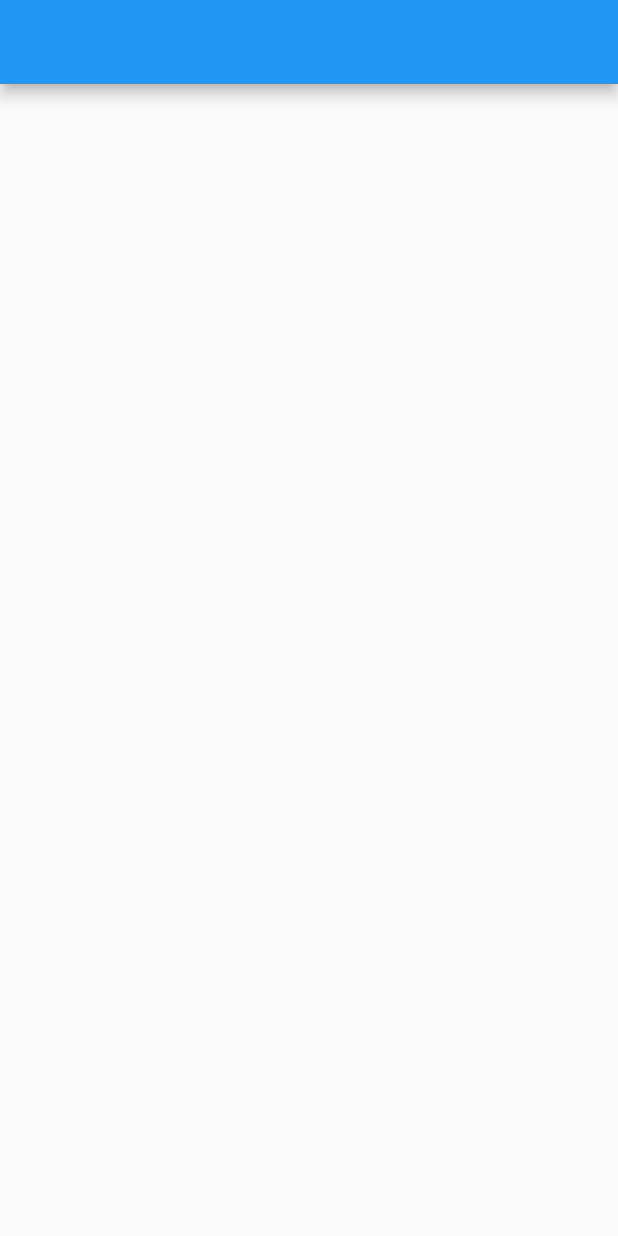
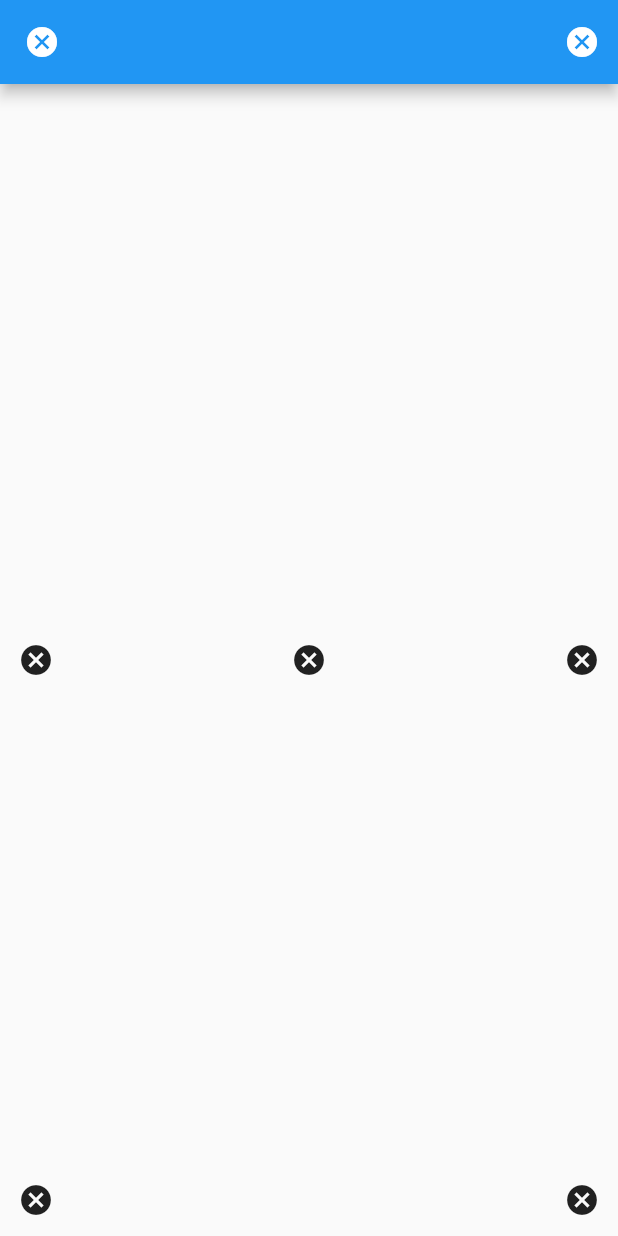
Before and after one commit to matrixdekoder/flutter_ui_challenge_radial_menu, a Flutter app: the screen it shows after launch, on a phone screen of 412 x 824 dp. Run offline on Flutter 3.47's test engine with Material 2 defaults, Android fonts, the phone set to English and light mode, and no system bars.

```diff
--- a/lib/main.dart
+++ b/lib/main.dart
@@ -16,22 +16,112 @@ class MyApp extends StatelessWidget {
 }
 
 class MyHomePage extends StatefulWidget {
-
   @override
   _MyHomePageState createState() => new _MyHomePageState();
 }
 
 class _MyHomePageState extends State<MyHomePage> {
+  final topLeft = "TOP_LEFT";
+  final topRight = "TOP_RIGHT";
+  final middleLeft = "MIDDLE_LEFT";
+  final middleRight = "MIDDLE_RIGHT";
+  final bottomLeft = "BOTTOM_LEFT";
+  final bottomRight = "BOTTOM_RIGHT";
+  final center = "CENTER";
+
+  bool isShowingMenu = false;
+
+  void showMenu(String location) {
+    if (!isShowingMenu) {
+      // TODO: show menu for location
+      print('Opening menu for $location');
+    }
+  }
 
   @override
   Widget build(BuildContext context) {
     return new Scaffold(
-      appBar: new AppBar(
-        title: new Text(''),
-      ),
-      body: new Center(
+        appBar: new AppBar(
+          leading: new IconButton(
+              icon: new Icon(
+                Icons.cancel,
+              ),
+              onPressed: () {
+                showMenu(topLeft);
+              }),
+          title: new Text(''),
+          actions: <Widget>[
+            new IconButton(
+                icon: new Icon(
+                  Icons.cancel,
+                ),
+                onPressed: () {
+                  showMenu(topRight);
+                }),
+          ],
+        ),
+        body: new Stack(
+          children: <Widget>[
+            // Left center
+            new Align(
+              alignment: Alignment.centerLeft,
+              child: new IconButton(
+                  icon: new Icon(
+                    Icons.cancel,
+                  ),
+                  onPressed: () {
+                    showMenu(middleLeft);
+                  }),
+            ),
 
-      ),
-    );
+            // Left bottom
+            new Align(
+              alignment: Alignment.bottomLeft,
+              child: new IconButton(
+                  icon: new Icon(
+                    Icons.cancel,
+                  ),
+                  onPressed: () {
+                    showMenu(bottomLeft);
+                  }),
+            ),
+
+            // Right center
+            new Align(
+              alignment: Alignment.centerRight,
+              child: new IconButton(
+                  icon: new Icon(
+                    Icons.cancel,
+                  ),
+                  onPressed: () {
+                    showMenu(middleRight);
+                  }),
+            ),
+
+            // Right bottom
+            new Align(
+              alignment: Alignment.bottomRight,
+              child: new IconButton(
+                  icon: new Icon(
+                    Icons.cancel,
+                  ),
+                  onPressed: () {
+                    showMenu(bottomRight);
+                  }),
+            ),
+
+            // True center
+            new Align(
+              alignment: Alignment.center,
+              child: new IconButton(
+                  icon: new Icon(
+                    Icons.cancel,
+                  ),
+                  onPressed: () {
+                    showMenu(center);
+                  }),
+            ),
+          ],
+        ));
   }
 }
```
